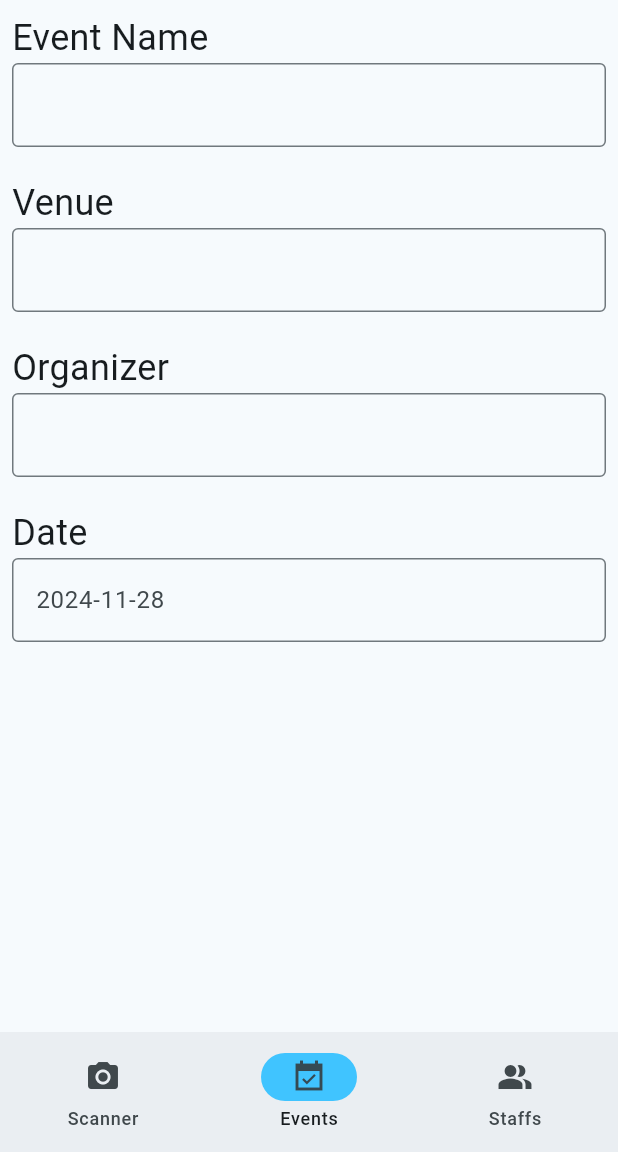
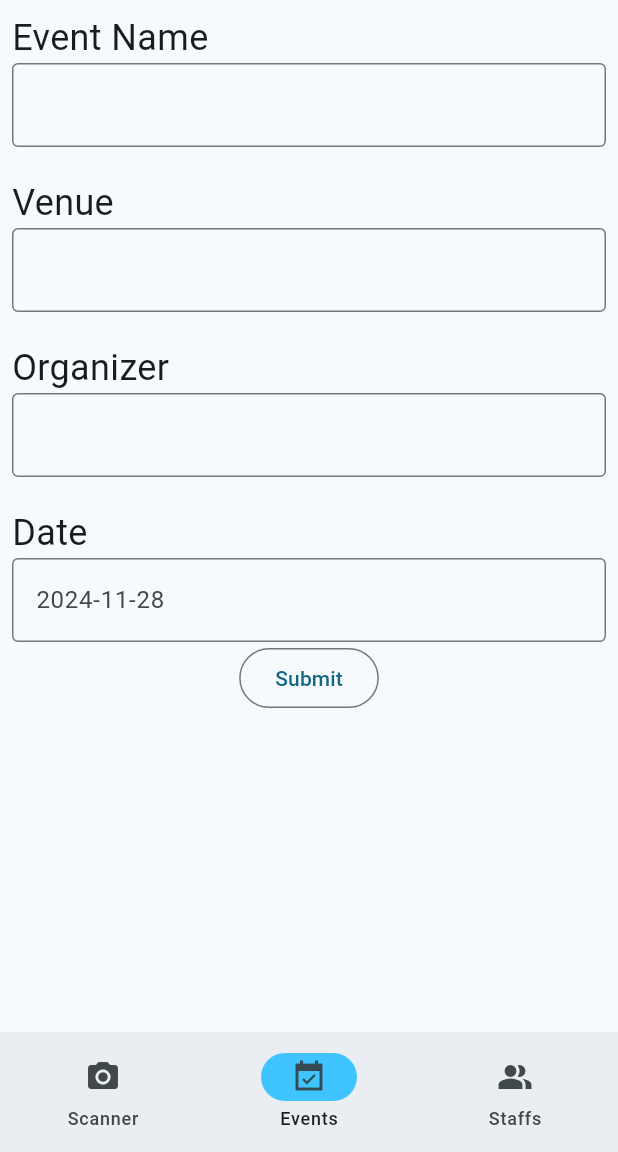
Before and after one commit to baejed/pagtambong_attendance_system, a Flutter app: the screen it shows after launch, item 2 of the bottom bar chosen, after a tap on the "add" icon, on a phone screen of 412 x 824 dp, the part 84-1236 px from its top. Run offline on Flutter 3.47's test engine with Material 3 defaults, Android fonts, the phone set to English and light mode, and no system bars; our stand-ins replace cloud_firestore, firebase_core, fluttertoast; missing offline and left inert: dart:ffi, date_picker_plus, mobile_scanner; accounts and stored records are empty.

Commit message:
feat: implement scanner

```diff
--- a/analysis_options.yaml
+++ b/analysis_options.yaml
@@ -7,6 +7,9 @@
 
 # The following line activates a set of recommended lints for Flutter apps,
 # packages, and plugins designed to encourage good coding practices.
+analyzer:
+  errors:
+    file_names: ignore
 include: package:flutter_lints/flutter.yaml
 
 linter:
--- a/lib/events.dart
+++ b/lib/events.dart
@@ -7,6 +7,8 @@ import 'package:pagtambong_attendance_system/model/Event.dart';
 import 'package:pagtambong_attendance_system/service/EventDatabase.dart';
 import 'package:provider/provider.dart';
 import 'package:date_picker_plus/date_picker_plus.dart';
+
+// TODO: add feedback when adding an event, properly dispose the controllers
 
 class EventsPage extends StatefulWidget {
 
@@ -78,15 +80,19 @@ class EventForm extends StatefulWidget {
 
 class _EventFormState extends State<EventForm> {
 
+  final CollectionReference _eventsDB = FirebaseFirestore.instance.collection('events');
   DateTime _date = DateTime.now();
+  final eventNameController = TextEditingController();
+  final venueController = TextEditingController();
+  final organizerController = TextEditingController();
 
   @override
   Widget build(BuildContext context) {
 
     return Scaffold(
-      appBar: DefaultAppBar(),
+      appBar: const DefaultAppBar(),
       body: Padding(
-        padding: EdgeInsets.all(8.0),
+        padding: const EdgeInsets.all(8.0),
         child: SingleChildScrollView(
           child: Column(
             children: [
@@ -102,7 +108,8 @@ class _EventFormState extends State<EventForm> {
               SizedBox(
                 width: 1000,
                 child: TextField(
-                  decoration: InputDecoration(
+                  controller: eventNameController,
+                  decoration: const InputDecoration(
                     border: OutlineInputBorder(),
                   ),
                 ),
@@ -122,7 +129,8 @@ class _EventFormState extends State<EventForm> {
               SizedBox(
                 width: 1000,
                 child: TextField(
-                  decoration: InputDecoration(
+                  controller: venueController,
+                  decoration: const InputDecoration(
                     border: OutlineInputBorder(),
                   ),
                 ),
@@ -142,7 +150,8 @@ class _EventFormState extends State<EventForm> {
               SizedBox(
                 width: 1000,
                 child: TextField(
-                  decoration: InputDecoration(
+                  controller: organizerController,
+                  decoration: const InputDecoration(
                     border: OutlineInputBorder(),
                   ),
                 ),
@@ -179,6 +188,29 @@ class _EventFormState extends State<EventForm> {
                   ),
                 ),
               ),
+              OutlinedButton(
+                onPressed: () {
+                  setState(() {
+                    if(
+                      eventNameController.text.isEmpty ||
+                      venueController.text.isEmpty ||
+                      organizerController.text.isEmpty
+                    ) return;
+
+                    Event event = Event(
+                      eventName: eventNameController.text,
+                      date: _date,
+                      organizer: organizerController.text,
+                      venue: venueController.text,
+                      isOpen: false
+                    );
+
+                    _eventsDB.add(event.toMap());
+
+                  });
+                },
+                child: const Text("Submit")
+              ),
             ],
           ),
         )
--- a/lib/model/Event.dart
+++ b/lib/model/Event.dart
@@ -1,8 +1,7 @@
 class Event {
-  String docId;
   String eventName;
   DateTime date;
-  bool isOpen;
+  bool isOpen = false;
   String organizer;
   String venue;
 
@@ -12,7 +11,6 @@ class Event {
     required this.organizer,
     required this.venue,
     required this.isOpen,
-    required this.docId,
   });
 
   Map<String, dynamic> toMap() {
@@ -22,18 +20,16 @@ class Event {
       'organizer': organizer,
       'venue': venue,
       'is_open': isOpen,
-      'doc_id': docId
     };
   }
 
-  factory Event.fromMap(Map<String, dynamic> data, String id) {
+  factory Event.fromMap(Map<String, dynamic> data) {
     return Event(
       eventName: data['event_name'] ?? '',
       date: data['date'] ?? '',
       organizer: data['organizer'] ?? '',
       venue: data['venue'] ?? '',
       isOpen: data['is_open'] ?? '',
-      docId: id
     );
   }
 
--- a/lib/scanner.dart
+++ b/lib/scanner.dart
@@ -1,5 +1,8 @@
 import 'package:flutter/material.dart';
 import 'package:pagtambong_attendance_system/generic_component.dart';
+import 'package:mobile_scanner/mobile_scanner.dart';
+import 'package:fluttertoast/fluttertoast.dart';
+
 
 class ScannerPage extends StatefulWidget {
 
@@ -12,14 +15,58 @@ class ScannerPage extends StatefulWidget {
 
 class _ScannerPageState extends State<ScannerPage>{
 
+  final MobileScannerController controller = MobileScannerController(
+    detectionSpeed: DetectionSpeed.noDuplicates,
+  );
+
   @override
   Widget build(BuildContext context){
-    return const Scaffold(
-      appBar: DefaultAppBar(),
+
+    return Scaffold(
+      appBar: const DefaultAppBar(),
       body: Center(
-        child: Text("Scanner Page"),
+        child: LayoutBuilder(
+          builder: (BuildContext context, BoxConstraints constraints) {
+
+            final Size layoutSize = constraints.biggest;
+            const double scanWindowHeight = 100;
+            const double scanWindowWidth = 400;
+
+            final Rect scanWindow = Rect.fromCenter(
+              center: layoutSize.center(Offset.zero),
+              width: scanWindowWidth,
+              height: scanWindowHeight,
+            );
+
+            return MobileScanner(
+              controller: controller,
+              scanWindow: scanWindow,
+              overlayBuilder: (context, constraints) {
+                return Container(
+                  width: scanWindowWidth,
+                  height: scanWindowHeight,
+                  decoration: BoxDecoration(
+                    border: Border.all()
+                  ),
+                );
+              },
+              onDetect: (barcodes) {
+                String output = barcodes.barcodes.first.displayValue!;
+                Fluttertoast.showToast(
+                  msg: output.substring(1, output.length),
+                  toastLength: Toast.LENGTH_SHORT,
+                  gravity: ToastGravity.CENTER,
+                  timeInSecForIosWeb: 1,
+                  backgroundColor: Colors.red,
+                  textColor: Colors.white,
+                  fontSize: 16.0
+                );
+              },
+            );
+          }
+        )
       ),
-      bottomNavigationBar: DefaultBottomNavbar(
+      bottomNavigationBar: const DefaultBottomNavbar(
         index: 0
       ),
     );
--- a/lib/service/EventDatabase.dart
+++ b/lib/service/EventDatabase.dart
@@ -8,7 +8,7 @@ class Eventdatabase with ChangeNotifier {
   Stream<List<Event>> getEvents() {
     return _eventCollection.snapshots().map((snapshot) {
       return snapshot.docs.map((doc) {
-        return Event.fromMap(doc.data() as Map<String, dynamic>, doc.id);
+        return Event.fromMap(doc.data() as Map<String, dynamic>);
       }).toList();
     });
   }
--- a/pubspec.yaml
+++ b/pubspec.yaml
@@ -40,6 +40,8 @@ dependencies:
   cloud_firestore: ^5.5.0
   provider: ^6.1.2
   date_picker_plus: ^3.0.2
+  mobile_scanner: ^6.0.2
+  fluttertoast: ^8.2.8
 
 dev_dependencies:
   flutter_test:
```
Also changed, not shown: pubspec.lock, 2 other files.
